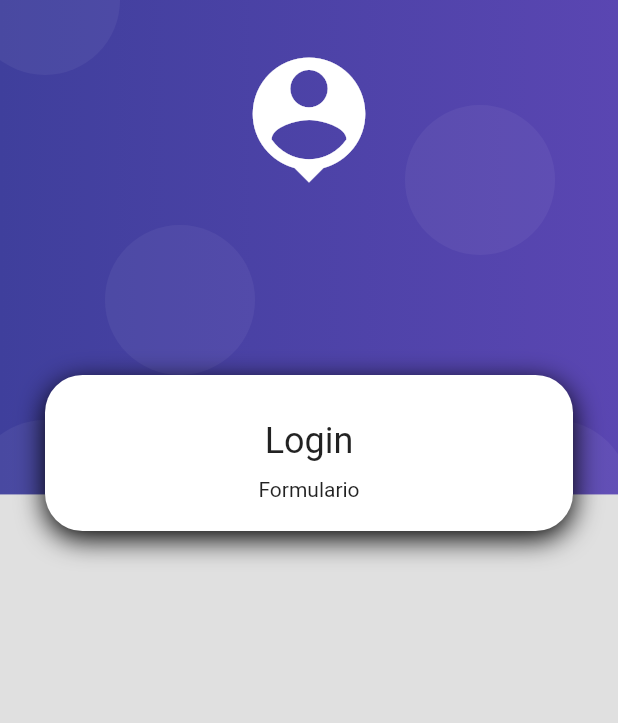
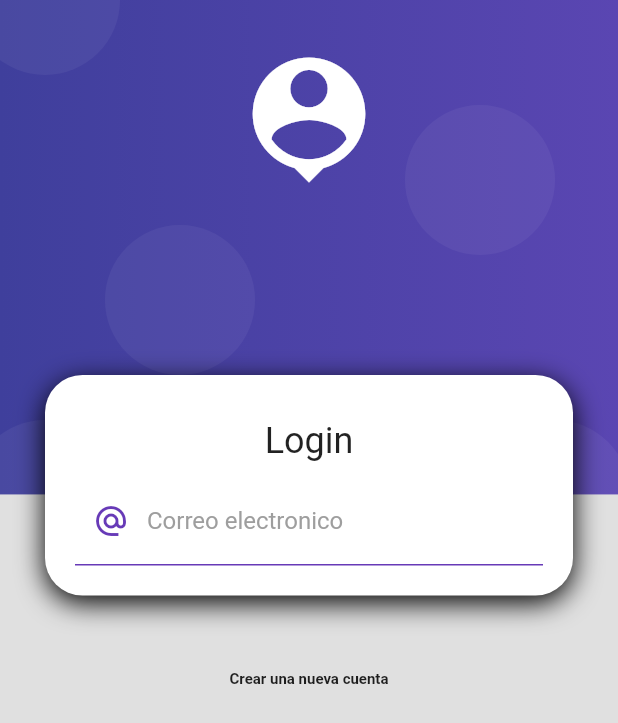
Before and after one commit to DivadRod/products_app, a Flutter app: the screen it shows after launch, on a phone screen of 412 x 824 dp. Shown: the top 723 px of the screen. Run offline on Flutter 3.47's test engine with Material 2 defaults, Android fonts, the phone set to English and light mode, and no system bars.

Commit message:
Email Address Input

```diff
--- a/lib/screens/login_screen.dart
+++ b/lib/screens/login_screen.dart
@@ -19,13 +19,49 @@ class LoginScreen extends StatelessWidget {
                   Text('Login',
                       style: Theme.of(context).textTheme.headlineSmall),
                   const SizedBox(height: 10),
-                  const Text('Formulario')
+                  _Formulario(),
                 ],
               ),
             ),
+            const SizedBox(height: 50),
+            const Text(
+              'Crear una nueva cuenta',
+              style: TextStyle(fontSize: 10, fontWeight: FontWeight.bold),
+            )
           ],
         )),
       ),
     );
   }
 }
+
+class _Formulario extends StatelessWidget {
+  const _Formulario({super.key});
+
+  @override
+  Widget build(BuildContext context) {
+    return Container(
+      child: Form(
+          child: Column(
+        children: [
+          TextFormField(
+            autocorrect: false,
+            keyboardType: TextInputType.emailAddress,
+            decoration: const InputDecoration(
+                enabledBorder: UnderlineInputBorder(
+                    borderSide: BorderSide(color: Colors.deepPurple)),
+                focusedBorder: UnderlineInputBorder(
+                    borderSide: BorderSide(color: Colors.deepPurple, width: 2)),
+                hintText: 'email.address@gmail.com',
+                labelText: 'Correo electronico',
+                labelStyle: TextStyle(color: Colors.grey),
+                prefixIcon: Icon(
+                  Icons.alternate_email_sharp,
+                  color: Colors.deepPurple,
+                )),
+          )
+        ],
+      )),
+    );
+  }
+}
```
